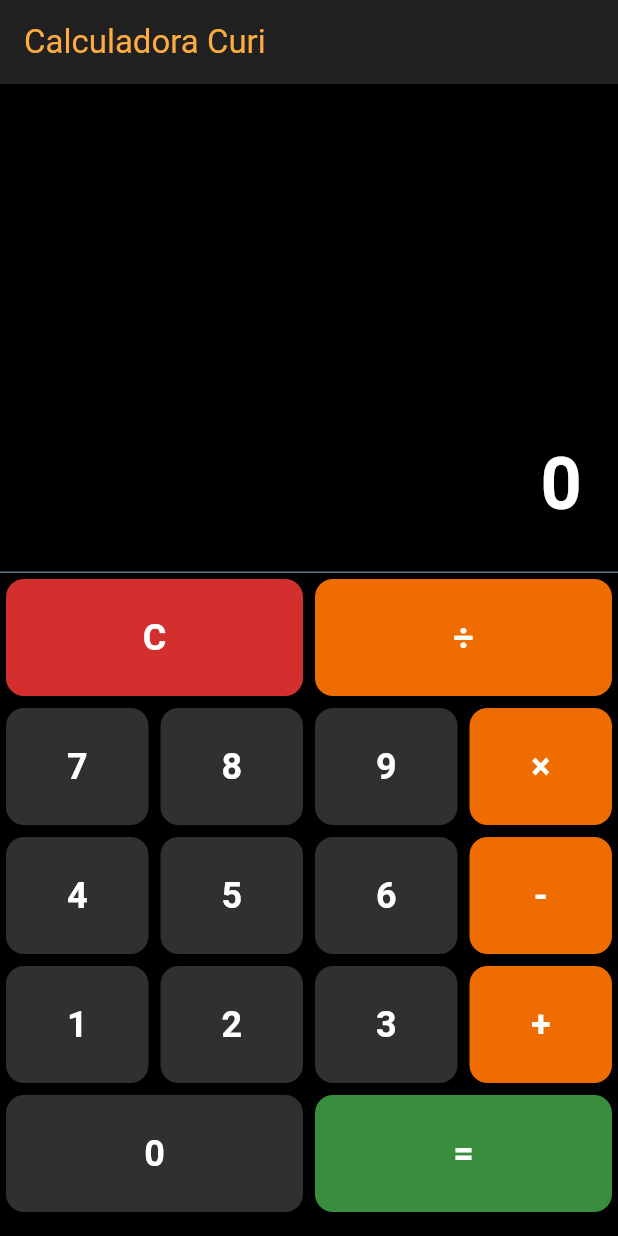
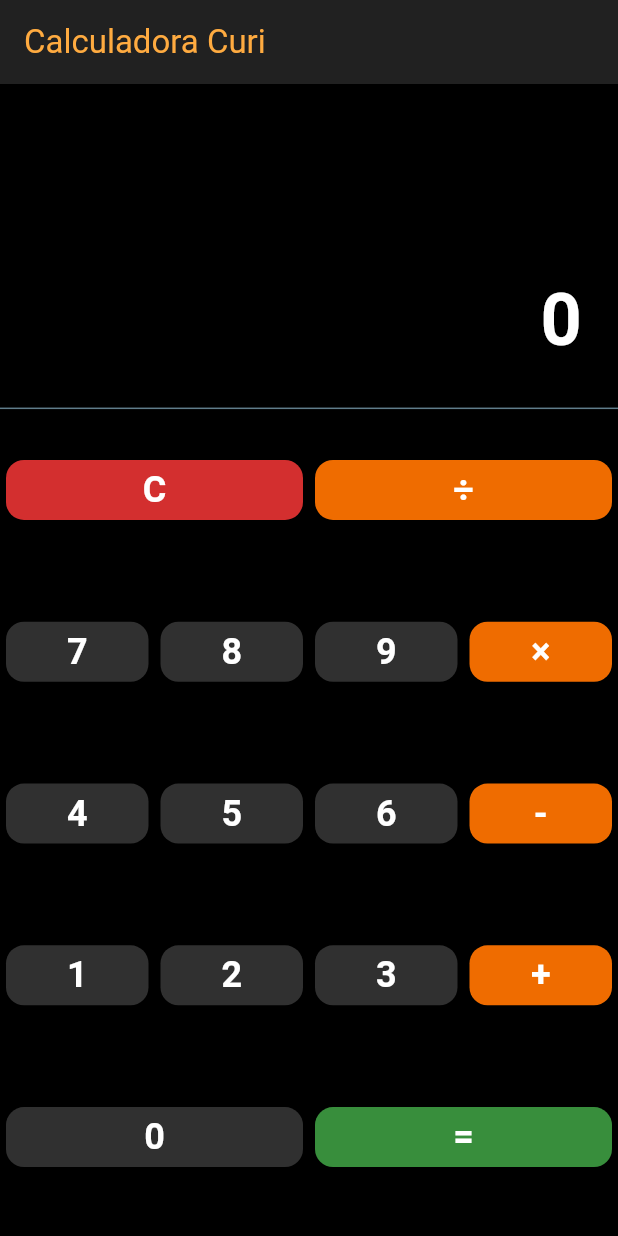
Before and after one commit to JAntonioGL/practicas, a Flutter app: the screen it shows after launch, on a phone screen of 412 x 824 dp. Run offline on Flutter 3.47's test engine with Material 3 defaults, Android fonts, the phone set to English and light mode, and no system bars.

Commit message:
feat: se separaron en 2 la vista principal para la vista en vertical y en horizontal con el uso de orientationBuilder, se dividio en funciones la creación del pad numerico y la pantalla o visor de resultados, se ajusto el diseño de la función _construirBoton

```diff
--- a/calculadora_p_1/lib/screens/calculadora_screen.dart
+++ b/calculadora_p_1/lib/screens/calculadora_screen.dart
@@ -174,39 +174,94 @@ class _CalculadoraScreenState extends State<CalculadoraScreen> {
     //aqui defines ques e dibuja en la pantalla
     return Scaffold(
       // se usa scaffold o andamio como estructura base del widget porque estamos usando material design
-      backgroundColor: Colors.black, //las palabras que ponemos antes de : son parametros nombrados, es decir, le decimos a flutter que es lo que queremos que haga con el widget
+      backgroundColor: Colors.black, //las palabras que ponemos antes de : son parametros nombrados
       appBar: AppBar(
-        title: Text(
+        title: const Text(
           'Calculadora Curi',
           style: TextStyle(color: Colors.orangeAccent),
         ),
         backgroundColor: Colors.grey[900],
-      ), //podemos verlo como cajas dentro de cajas, los argumentos del widget son como las propiedades que le damos al widget, y los widgets anidados son como los elementos que ponemos dentro del widget
-      body: Column(
-        //seguimos con la lógica de las cajas dentro de cajas y dentro de esta caja metemos otras
+      ),
+      //SafeArea es un widget que se asegura de que el contenido no se superponga con el hardware de la pantalla
+      body: SafeArea(
+        child: OrientationBuilder(
+          builder: (context, orientation) {
+            // Evaluamos la orientación para devolver la vista correspondiente
+            if (orientation == Orientation.portrait) {
+              return _construirVistaVertical();
+            } else {
+              return _construirVistaHorizontal();
+            }
+          },
+        ),
+      ),
+    );
+  }
+
+  // Vista original para cuando el teléfono está en vertical
+  Widget _construirVistaVertical() {
+    return Column(
       children: [
-          //con children le decimos a column que los hijos van a ir en esta lista de elementos, ya sea widgets o parametros nomabraos
-          //Area superior: display
+        // Area superior: display (ocupa 2 partes del espacio)
         Expanded(
-            //digamos que expanded es un envoltorio que ocupa todo el espacio disponible para su widget hijo
-            child: Container(
-              //container es un widget multiproposito que se usa para agrupar otros widgets y darle propiedades como color, tamaño, etc
+          flex: 2,
+          child: _construirPanelResultados(),
+        ),
+        // Separador visual
+        const Divider(color: Colors.blueGrey, height: 1),
+        // Area inferior: teclado (ocupa 5 partes del espacio)
+        Expanded(
+          flex: 5,
+          child: _construirTeclado(),
+        ),
+        const SizedBox(height: 12),
+      ],
+    );
+  }
+
+  // Nueva vista para cuando el teléfono está en horizontal (acostado)
+  Widget _construirVistaHorizontal() {
+    return Row(
+      children: [
+        // Panel izquierdo: Historial y resultado (ocupa la mitad de la pantalla)
+        Expanded(
+          flex: 1,
+          child: _construirPanelResultados(),
+        ),
+        // Separador vertical
+        const VerticalDivider(color: Colors.blueGrey, width: 1),
+        // Panel derecho: Teclado (ocupa la otra mitad)
+        Expanded(
+          flex: 1,
+          child: Padding(
+            padding: const EdgeInsets.only(bottom: 8.0, top: 8.0),
+            child: _construirTeclado(),
+          ),
+        ),
+      ],
+    );
+  }
+
+  // Método auxiliar para construir la pantalla de resultados y el historial
+  Widget _construirPanelResultados() {
+    return Container(
       alignment: Alignment.bottomRight,
       padding: const EdgeInsets.all(24.0),
       child: Column(
-                mainAxisAlignment:
-                    MainAxisAlignment.end, //empujamos los textos hacia abajo
-                crossAxisAlignment: CrossAxisAlignment
-                    .end, //con esto alineamos los textos a la derecha
+        mainAxisAlignment: MainAxisAlignment.end,
+        crossAxisAlignment: CrossAxisAlignment.end,
         children: [
-                  Text(
+          Expanded(
+            child: SingleChildScrollView(
+              reverse: true, // Para que siempre se vea lo último del historial
+              child: Text(
                 _historial,
                 style: const TextStyle(fontSize: 24, color: Colors.grey),
-                    maxLines: 1, // es una propiedad que sirve para limitar el número máximo de líneas que puede ocupar un widget de texto
+                textAlign: TextAlign.right,
               ),
-
-                  const SizedBox(height: 8), //es una pequeña caja vacia que se usa para separar los textos
-
+            ),
+          ),
+          const SizedBox(height: 8),
           Text(
             _pantalla,
             style: const TextStyle(
@@ -214,132 +269,82 @@ class _CalculadoraScreenState extends State<CalculadoraScreen> {
               color: Colors.white,
               fontWeight: FontWeight.bold,
             ),
-                    maxLines: 1, // es una propiedad que sirve para limitar el número máximo de líneas que puede ocupar un widget de texto
+            maxLines: 1,
           ),
         ],
       ),
-            ),
-          ),
-          //es un separador visual, como una pequeña linea horizontal que sirve para separar los textos de la parte superior de los botones
-          const Divider(color: Colors.blueGrey, height: 1),
+    );
+  }
 
-          //Aqui colocaremos las filas o rows de botones que conforman el teclado de la calculadora-------------------------------------------
-          //Fila 1. empezamos con al primer fila de botones limpiar y dividir
-          Row(
+  // Método auxiliar para construir todas las filas de botones dinámicamente
+  Widget _construirTeclado() {
+    return Column(
+      children: [
+        // Fila 1: C, ÷
+        Expanded(
+          child: Row(
             children: [
               _construirBoton(
                 texto: 'C',
                 colorFondo: Colors.red[700],
-                alPresionar: _limpiar, //aqui llamamos a la función de limpiar se llama así porque es un eventoonPressed a este tipo de llamada de función se llama
-                //pasar una refrencia de la función, si se pone con parentesis _limpiar() se ejecutaria inmediatamente al compilar el codigo.
+                alPresionar: _limpiar,
               ),
-
               _construirBoton(
                 texto: '÷',
                 colorFondo: Colors.orange[800],
                 alPresionar: () => _seleccionarOperacion('÷'),
               ),
             ],
-          ), //termina la primer fila
-          // Fila 2: 7, 8, 9 y Multiplicación--------------------------------------------------------
-          Row(
+          ),
+        ),
+        // Fila 2: 7, 8, 9, ×
+        Expanded(
+          child: Row(
             children: [
-              _construirBoton(
-                texto: '7',
-                alPresionar: () => _presionarNumero('7'),
+              _construirBoton(texto: '7', alPresionar: () => _presionarNumero('7')),
+              _construirBoton(texto: '8', alPresionar: () => _presionarNumero('8')),
+              _construirBoton(texto: '9', alPresionar: () => _presionarNumero('9')),
+              _construirBoton(texto: '×', colorFondo: Colors.orange[800], alPresionar: () => _seleccionarOperacion('*')),
+            ],
           ),
-              _construirBoton(
-                texto: '8',
-                alPresionar: () => _presionarNumero('8'),
         ),
-              _construirBoton(
-                texto: '9',
-                alPresionar: () => _presionarNumero('9'),
+        // Fila 3: 4, 5, 6, -
+        Expanded(
+          child: Row(
+            children: [
+              _construirBoton(texto: '4', alPresionar: () => _presionarNumero('4')),
+              _construirBoton(texto: '5', alPresionar: () => _presionarNumero('5')),
+              _construirBoton(texto: '6', alPresionar: () => _presionarNumero('6')),
+              _construirBoton(texto: '-', colorFondo: Colors.orange[800], alPresionar: () => _seleccionarOperacion('-')),
+            ],
           ),
-              _construirBoton(
-                texto: '×',
-                colorFondo: Colors.orange[800],
-                alPresionar: () => _seleccionarOperacion('*'),
+        ),
+        // Fila 4: 1, 2, 3, +
+        Expanded(
+          child: Row(
+            children: [
+              _construirBoton(texto: '1', alPresionar: () => _presionarNumero('1')),
+              _construirBoton(texto: '2', alPresionar: () => _presionarNumero('2')),
+              _construirBoton(texto: '3', alPresionar: () => _presionarNumero('3')),
+              _construirBoton(texto: '+', colorFondo: Colors.orange[800], alPresionar: () => _seleccionarOperacion('+')),
+            ],
+          ),
+        ),
+        // Fila 5: 0, =
+        Expanded(
+          child: Row(
+            children: [
+              _construirBoton(texto: '0', alPresionar: () => _presionarNumero('0')),
+              _construirBoton(texto: '=', colorFondo: Colors.green[700], alPresionar: () => _calcularResultado()),
+            ],
+          ),
         ),
       ],
-          ), //Termina la segunda fila
-          // Fila 3: 4, 5, 6 y Resta------------------------------------
-          Row(
-            children: [
-              _construirBoton(
-                texto: '4',
-                alPresionar: () => _presionarNumero('4'),
-              ),
-              _construirBoton(
-                texto: '5',
-                alPresionar: () => _presionarNumero('5'),
-              ),
-              _construirBoton(
-                texto: '6',
-                alPresionar: () => _presionarNumero('6'),
-              ),
-              _construirBoton(
-                texto: '-',
-                colorFondo: Colors.orange[800],
-                alPresionar: () => _seleccionarOperacion('-'),
-              ),
-            ],
-          ),
-
-          // Fila 4: 1, 2, 3 y Suma
-          Row(
-            children: [
-              _construirBoton(
-                texto: '1',
-                alPresionar: () => _presionarNumero('1'),
-              ),
-              _construirBoton(
-                texto: '2',
-                alPresionar: () => _presionarNumero('2'),
-              ),
-              _construirBoton(
-                texto: '3',
-                alPresionar: () => _presionarNumero('3'),
-              ),
-              _construirBoton(
-                texto: '+',
-                colorFondo: Colors.orange[800],
-                alPresionar: () => _seleccionarOperacion('+'),
-              ),
-            ],
-          ),
-
-          // Fila 5: 0 y Resultado (=)
-          Row(
-            children: [
-              _construirBoton(
-                texto: '0',
-                alPresionar: () => _presionarNumero('0'),
-              ),
-              _construirBoton(
-                texto: '=',
-                colorFondo: Colors.green[700],
-                alPresionar: () => _calcularResultado(),
-              ),
-            ],
-          ),
-
-          // Pequeño margen inferior de seguridad
-          const SizedBox(height: 12),
-        ],
-      ), //SafeArea es un widget que se asegura de que el contenido no se superponga con el hardware de la pantalla, como el notch o la muesca de iPhone o la barra de navegación en Android. Center es un widget que centra su contenido en el centro de la pantalla. Text es un widget que muestra texto
-    ); //Scaffold es el widget esqueleto que proporciona una estructura basica para la pantalla y se usa para el diseño visual de material design
+    );
   }
 
-  //aqui vamos a colocar uhn método auxiliar para crear un boton, para no tener que crear un boton en cada espacio de la pantalla, por lo que será mas facil organizar y codificar el boton
-  //no es tan buena práctica ya que la buena práctica escalable es crear una clase statelesswidget indepéndiente
-  //por ahora lo dejaremos en método de la misma clase
-
+  // Método auxiliar para crear un botón responsivo sin medidas fijas que rompan la interfaz
   Widget _construirBoton({
-    // aqui se colocan los parametros que va a recibir el metodo y algunos no son constantes por lo que se les pone ? para que puedan ser nulos
-    //son parámetros nombrados ya que no se requiere un orden especifico de los argumentos, si fuera sin las llave {} si seria necesario indicar el orden de los argumentos
-    //la palabra required nos dice que ese parametro es obligatorio y no puede ser nulo
-    // los paramertos que necesitamos son el texto que va a ir en el boton, el color del fondo del boton, el color del texto del boton y una funcion para cuando se presione el boton
     required String texto,
     Color? colorFondo,
     Color colorTexto = Colors.white,
@@ -349,17 +354,17 @@ class _CalculadoraScreenState extends State<CalculadoraScreen> {
       child: Padding(
         padding: const EdgeInsets.all(4.0),
         child: ElevatedButton(
-          //ElevatedButton es un widget de boton con relieve y sombra
           style: ElevatedButton.styleFrom(
-            //definimos el estilo de este boton con ayuda de los parametros nombrados que soliciutamos
-            backgroundColor: colorFondo ?? Colors.grey[850], //los signos ?? se les llama Operador coalescente nulo, significa que si colorFondo no tiene un valor asignado osea null , se le asignara el valor de Colors.grey[850](generalmente si es nulo se hace la instrucción que está a la derecha del signo ??)
-            padding: const EdgeInsets.symmetric(vertical: 22),
+            backgroundColor: colorFondo ?? Colors.grey[850],
+            // SE ELIMINÓ EL PADDING VERTICAL FIJO PARA EVITAR OVERFLOW Y HACERLO RESPONSIVO
             shape: RoundedRectangleBorder(
               borderRadius: BorderRadius.circular(12),
             ),
           ),
-          onPressed: alPresionar, // onPressed es un parametro nombrado es una propiedad obligatoria  o callback que define la acción que se ejecuta cuando se presiona el boton
-          //tiene 2 estados , activo y desactivado (cuando está desactivado se ve de un color gris y no se puede presionar)
+          onPressed: alPresionar,
+          child: FittedBox(
+            // FittedBox asegura que el texto no se desborde si el botón se hace muy pequeño
+            fit: BoxFit.scaleDown,
             child: Text(
               texto,
               style: TextStyle(
@@ -370,6 +375,7 @@ class _CalculadoraScreenState extends State<CalculadoraScreen> {
             ),
           ),
         ),
-    ); // aqui termina el metodo _construirBoton
-  } //aqui termina el metodo _construirBoton
+      ),
+    );
   }
+}
```
Lines whose indentation alone changed are shown as unchanged.
